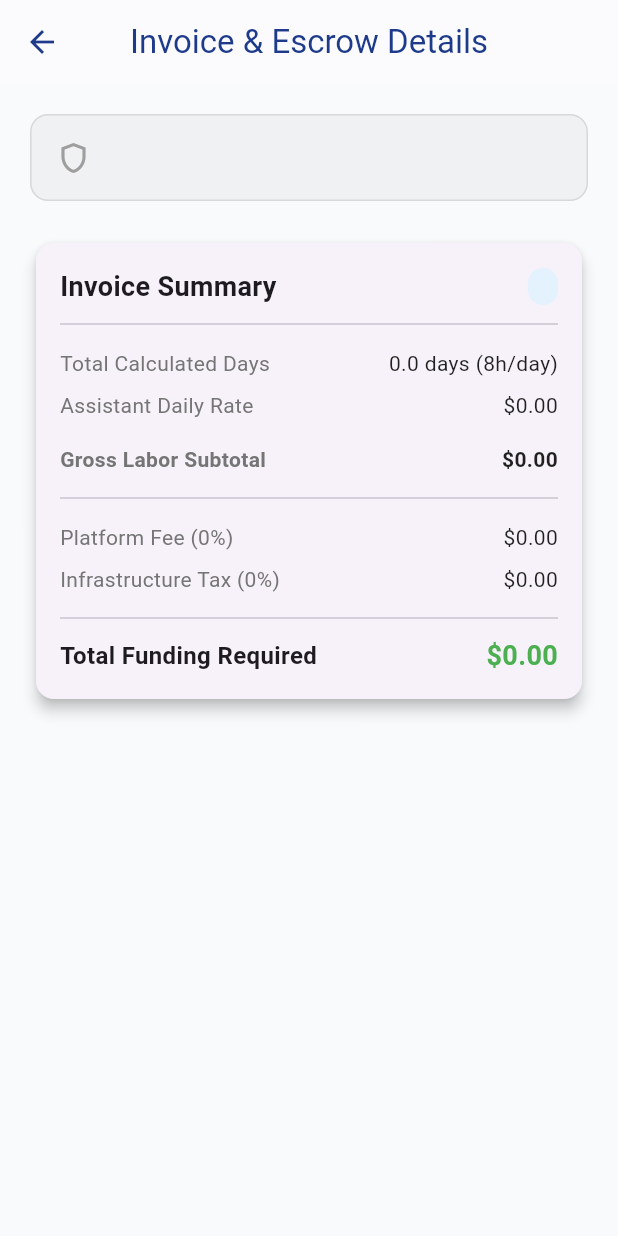
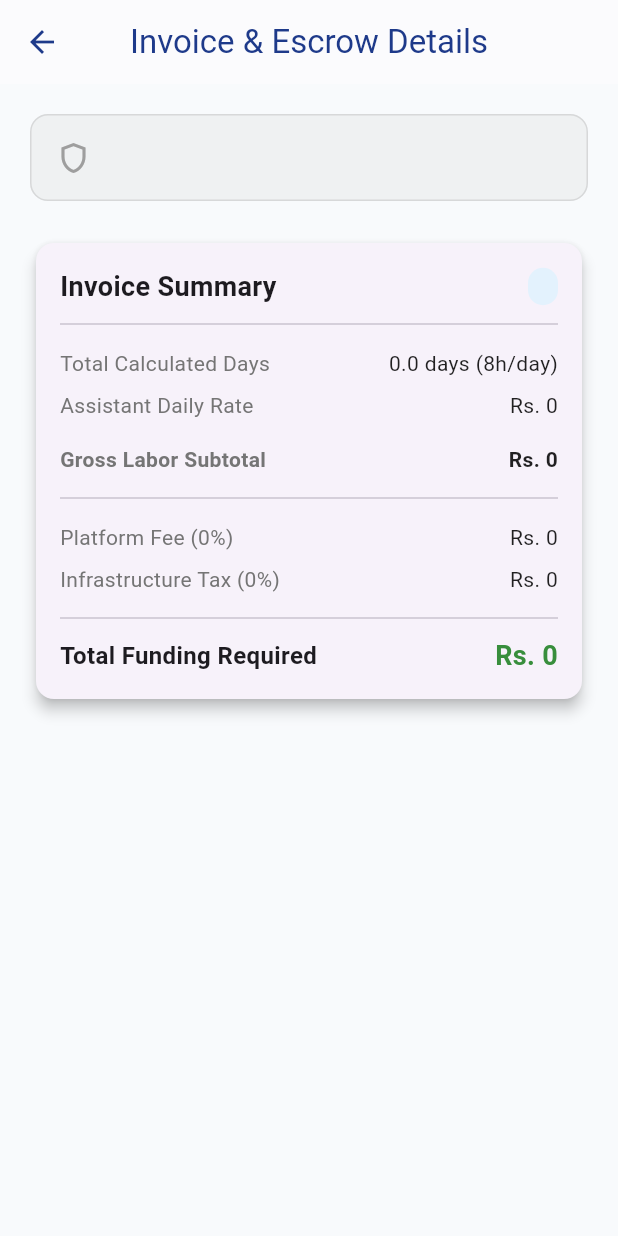
Before and after one commit to PenTrojan/medicare, a Flutter app: the BillingDetailsPage screen opened directly with empty values, on a phone screen of 412 x 824 dp. Run offline on Flutter 3.47's test engine with Material 3 defaults, Android fonts, the phone set to English and light mode, and no system bars; our stand-ins replace cloud_firestore, cloud_functions, firebase_auth, firebase_core, firebase_storage, geolocator and 2 more; missing offline and left inert: firebase_ui_auth, firebase_ui_oauth_google; accounts and stored records are empty.

Commit message:
Completing Pay Bill funtion for seeker to pay the generated bill

```diff
--- a/lib/screens/shared/billing_details_page.dart
+++ b/lib/screens/shared/billing_details_page.dart
@@ -1,5 +1,6 @@
 import 'package:flutter/material.dart';
 import 'package:cloud_firestore/cloud_firestore.dart';
+import 'package:cloud_functions/cloud_functions.dart';
 import '../../models/bill_model.dart';
 import '../../widgets/invoice_breakdown_card.dart';
 
@@ -12,6 +13,49 @@ class BillingDetailsPage extends StatelessWidget {
     required this.jobId,
     required this.isSeeker,
   });
+
+  // Helper method to block user duplicate interactions during execution transactions
+  void _showLoadingOverlay(BuildContext context) {
+    showDialog(
+      context: context,
+      barrierDismissible: false,
+      builder: (context) => const Center(child: CircularProgressIndicator()),
+    );
+  }
+
+  Future<void> _processEscrowPayment(BuildContext context) async {
+    _showLoadingOverlay(context);
+
+    try {
+      // Invoke the secure backend transaction layer instead of a direct write
+      await FirebaseFunctions.instance.httpsCallable('confirmEscrowPayment').call({
+        'jobId': jobId,
+        // Seeker ID validation occurs server side automatically via token authentication or passed values
+      });
+
+      if (context.mounted) {
+        Navigator.pop(context); // Remove loading indicator
+        ScaffoldMessenger.of(context).showSnackBar(
+          const SnackBar(
+            content: Text(
+              "Payment Authorized! Capital locked in secured escrow.",
+            ),
+            backgroundColor: Colors.green,
+          ),
+        );
+      }
+    } catch (e) {
+      if (context.mounted) {
+        Navigator.pop(context); // Remove loading indicator
+        ScaffoldMessenger.of(context).showSnackBar(
+          SnackBar(
+            content: Text("Payment Execution Failed: ${e.toString()}"),
+            backgroundColor: Colors.red,
+          ),
+        );
+      }
+    }
+  }
 
   @override
   Widget build(BuildContext context) {
@@ -55,29 +99,15 @@ class BillingDetailsPage extends StatelessWidget {
                 const SizedBox(height: 24),
 
                 // Unified modular widget handles persona-based math splits
-                InvoiceBreakdownCard(bill: bill),
-
-                const SizedBox(height: 40),
-                if (isSeeker &&
-                    bill.escrowSummary.financialStatus == "GENERATED")
-                  ElevatedButton(
-                    onPressed: () => _initializeSecurePaymentGateway(context),
-                    style: ElevatedButton.styleFrom(
-                      backgroundColor: const Color(0xFF3B82F6),
-                      minimumSize: const Size(double.infinity, 54),
-                      shape: RoundedRectangleBorder(
-                        borderRadius: BorderRadius.circular(12),
-                      ),
-                    ),
-                    child: const Text(
-                      "Authorize Payment Capture",
-                      style: TextStyle(
-                        fontSize: 16,
-                        fontWeight: FontWeight.bold,
-                        color: Colors.white,
-                      ),
-                    ),
-                  ),
+                // Unified modular widget handles persona action blocks dynamically
+                InvoiceBreakdownCard(
+                  bill: bill,
+                  onPayPressed:
+                      (isSeeker &&
+                          bill.escrowSummary.financialStatus == "GENERATED")
+                      ? () => _processEscrowPayment(context)
+                      : null, // Leaves it completely hidden for assistants/history logs!
+                ),
               ],
             ),
           );
@@ -134,12 +164,4 @@ class BillingDetailsPage extends StatelessWidget {
       ),
     );
   }
-
-  void _initializeSecurePaymentGateway(BuildContext context) {
-    ScaffoldMessenger.of(context).showSnackBar(
-      const SnackBar(
-        content: Text("Connecting securely to Stripe checkout systems..."),
-      ),
-    );
-  }
 }
--- a/lib/widgets/invoice_breakdown_card.dart
+++ b/lib/widgets/invoice_breakdown_card.dart
@@ -3,14 +3,25 @@ import '../models/bill_model.dart';
 
 class InvoiceBreakdownCard extends StatelessWidget {
   final BillModel bill;
+  // void callback is a function that takes no argument and returns nothing
+  // seperates network requests from the ui
+  final VoidCallback? onPayPressed;
 
-  const InvoiceBreakdownCard({Key? key, required this.bill}) : super(key: key);
+  const InvoiceBreakdownCard({Key? key, required this.bill, this.onPayPressed})
+    : super(key: key);
 
   @override
   Widget build(BuildContext context) {
     final pricing = bill.pricingStructure;
     final breakdown = bill.financialBreakdown;
     final escrow = bill.escrowSummary;
+
+    // Check if the bill is already processed to switch up UI themes
+    final String currentStatus = escrow.financialStatus.toUpperCase();
+    final bool isPaid =
+        currentStatus == 'PAID' ||
+        currentStatus == 'ESCROW_HELD' ||
+        currentStatus == 'RELEASED';
 
     return Card(
       elevation: 4,
@@ -33,13 +44,15 @@ class InvoiceBreakdownCard extends StatelessWidget {
                     vertical: 4,
                   ),
                   decoration: BoxDecoration(
-                    color: Colors.blue.shade50,
+                    color: isPaid ? Colors.green.shade50 : Colors.blue.shade50,
                     borderRadius: BorderRadius.circular(20),
                   ),
                   child: Text(
-                    escrow.financialStatus,
+                    escrow.financialStatus.toUpperCase(),
                     style: TextStyle(
-                      color: Colors.blue.shade700,
+                      color: isPaid
+                          ? Colors.green.shade700
+                          : Colors.blue.shade700,
                       fontWeight: FontWeight.bold,
                       fontSize: 12,
                     ),
@@ -52,21 +65,21 @@ class InvoiceBreakdownCard extends StatelessWidget {
               'Total Calculated Days',
               '${pricing.totalDays} days (8h/day)',
             ),
-            _buildRow('Assistant Daily Rate', '\$${pricing.dailyRate}.00'),
+            _buildRow('Assistant Daily Rate', 'Rs. ${pricing.dailyRate}'),
             const SizedBox(height: 8),
             _buildRow(
               'Gross Labor Subtotal',
-              '\$${pricing.grossContractValue}.00',
+              'Rs. ${pricing.grossContractValue}',
               isBold: true,
             ),
             const Divider(height: 24),
             _buildRow(
               'Platform Fee (${(breakdown.platformFeeRate * 100).toInt()}%)',
-              '\$${breakdown.platformFeeAmount}.00',
+              'Rs. ${breakdown.platformFeeAmount}',
             ),
             _buildRow(
               'Infrastructure Tax (${(breakdown.taxRate * 100).toInt()}%)',
-              '\$${breakdown.taxAmount}.00',
+              'Rs. ${breakdown.taxAmount}',
             ),
             const Divider(height: 24),
             Row(
@@ -77,15 +90,60 @@ class InvoiceBreakdownCard extends StatelessWidget {
                   style: TextStyle(fontSize: 16, fontWeight: FontWeight.bold),
                 ),
                 Text(
-                  '\$${escrow.totalRequiredFromSeeker}.00',
-                  style: const TextStyle(
+                  'Rs. ${escrow.totalRequiredFromSeeker}',
+                  style: TextStyle(
                     fontSize: 18,
                     fontWeight: FontWeight.bold,
-                    color: Colors.green,
+                    color: isPaid ? Colors.grey : Colors.green.shade700,
                   ),
                 ),
               ],
             ),
+
+            // --- Dynamic Action Section ---
+            if (!isPaid && onPayPressed != null) ...[
+              const Divider(height: 32),
+              ElevatedButton(
+                style: ElevatedButton.styleFrom(
+                  backgroundColor: Colors.green.shade600,
+                  foregroundColor: Colors.white,
+                  minimumSize: const Size.fromHeight(48),
+                  shape: RoundedRectangleBorder(
+                    borderRadius: BorderRadius.circular(8),
+                  ),
+                  elevation: 2,
+                ),
+                onPressed: onPayPressed,
+                child: const Text(
+                  'Confirm & Pay Bill',
+                  style: TextStyle(fontSize: 16, fontWeight: FontWeight.bold),
+                ),
+              ),
+            ] else if (isPaid) ...[
+              const Divider(height: 32),
+              Container(
+                padding: const EdgeInsets.all(12),
+                decoration: BoxDecoration(
+                  color: Colors.green.shade50,
+                  borderRadius: BorderRadius.circular(8),
+                  border: Border.all(color: Colors.green.shade200),
+                ),
+                child: Row(
+                  mainAxisAlignment: MainAxisAlignment.center,
+                  children: [
+                    Icon(Icons.check_circle, color: Colors.green.shade700),
+                    const SizedBox(width: 8),
+                    Text(
+                      'This bill has been settled.',
+                      style: TextStyle(
+                        color: Colors.green.shade800,
+                        fontWeight: FontWeight.w600,
+                      ),
+                    ),
+                  ],
+                ),
+              ),
+            ],
           ],
         ),
       ),
```
Also changed, not shown: lib/services/billing_service.dart (deleted, +0 -28 lines), 4 other files.
